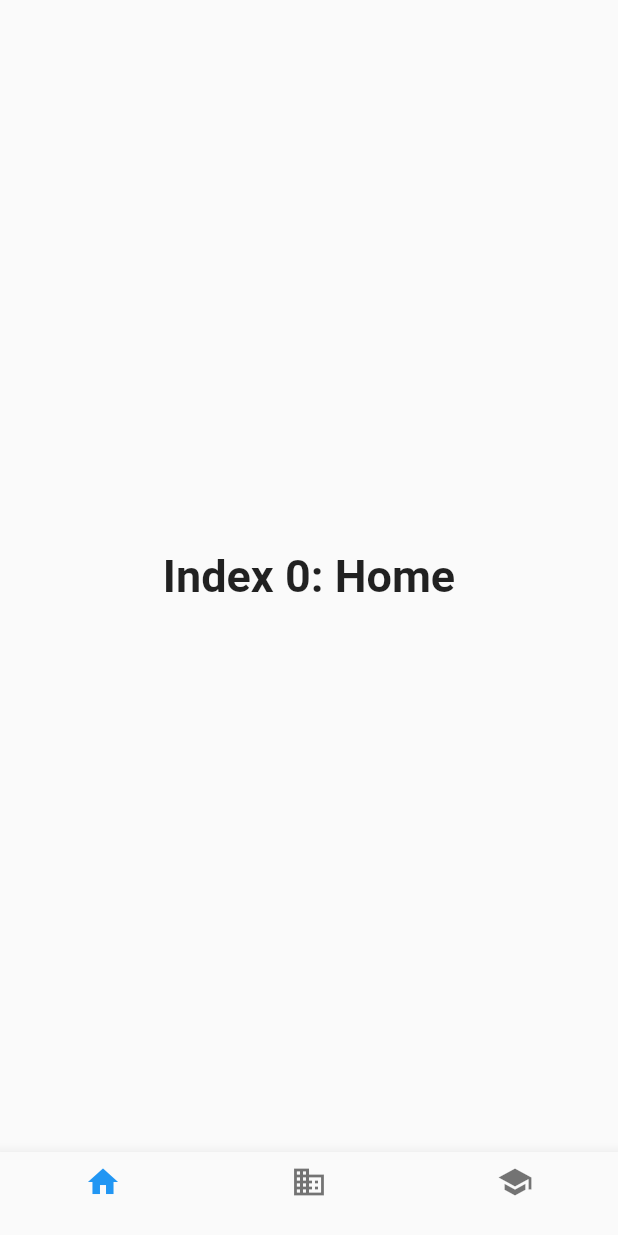
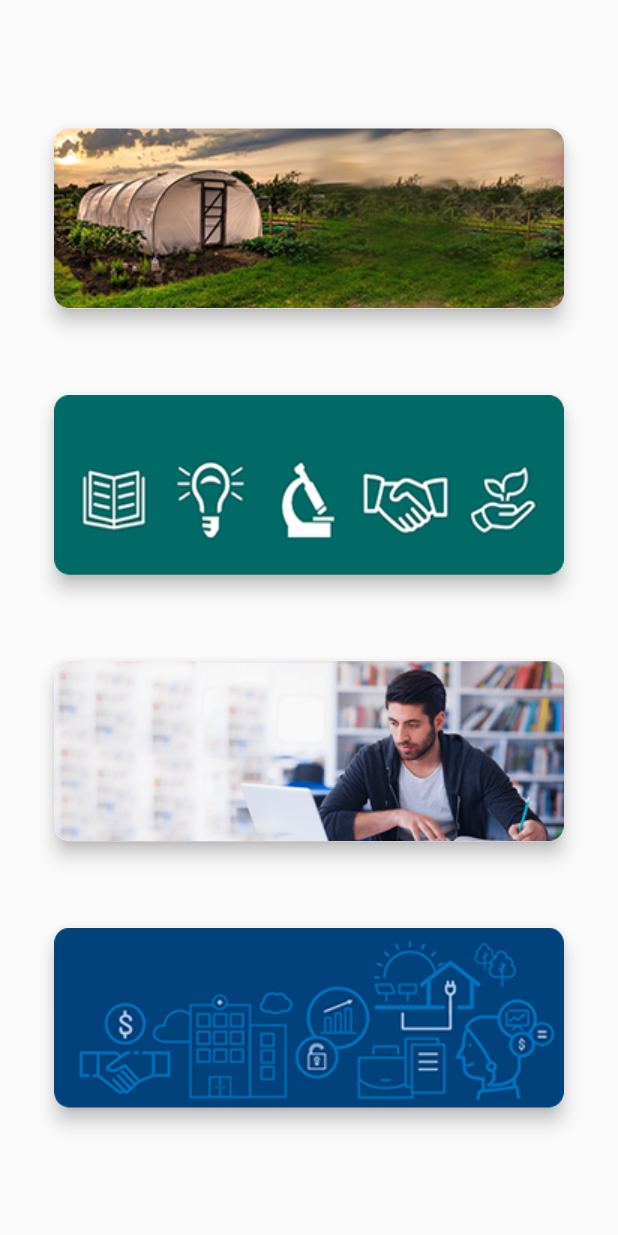
Before and after one commit to rafiandria23/agried-mobile, a Flutter app: the HomeScreen screen opened directly, on a phone screen of 412 x 824 dp. Run offline on Flutter 3.47's test engine with Material 2 defaults, Android fonts, the phone set to English and light mode, and no system bars.

Commit message:
Added assets (images and icons), created LandingScreen, and HomeCard.

```diff
--- /dev/null
+++ b/lib/components/home_card.dart
@@ -0,0 +1,23 @@
+import 'package:flutter/material.dart';
+
+class HomeCard extends StatelessWidget {
+  HomeCard(
+      {@required this.backgroundImage,
+      @required this.title,
+      @required this.onPressed});
+
+  final AssetImage backgroundImage;
+  final Widget title;
+  final VoidCallback onPressed;
+
+  @override
+  Widget build(BuildContext context) {
+    return Card(
+      semanticContainer: true,
+      clipBehavior: Clip.antiAliasWithSaveLayer,
+      child: Image(image: backgroundImage, fit: BoxFit.fill),
+      shape: RoundedRectangleBorder(borderRadius: BorderRadius.circular(10.0)),
+      elevation: 5,
+    );
+  }
+}
--- a/lib/screens/home.dart
+++ b/lib/screens/home.dart
@@ -1,4 +1,5 @@
 import 'package:flutter/material.dart';
+import 'package:agri_ed_mobile/components/home_card.dart';
 
 class HomeScreen extends StatefulWidget {
   HomeScreen({Key key}) : super(key: key);
@@ -8,56 +9,39 @@ class HomeScreen extends StatefulWidget {
 }
 
 class _HomeScreenState extends State<HomeScreen> {
-  int _selectedIdx = 0;
-
-  static const TextStyle optionStyle =
-      TextStyle(fontSize: 30, fontWeight: FontWeight.bold);
-
-  static const List<Widget> _widgetOptions = <Widget>[
-    Text(
-      'Index 0: Home',
-      style: optionStyle,
+  static List<HomeCard> _homeCards = <HomeCard>[
+    HomeCard(
+      title: Text('Modules'),
+      backgroundImage: AssetImage('assets/images/modules_card_bg.png'),
+      onPressed: () {},
     ),
-    Text(
-      'Index 1: Business',
-      style: optionStyle,
+    HomeCard(
+      title: Text('Resources'),
+      backgroundImage: AssetImage('assets/images/resources_card_bg.png'),
+      onPressed: () {},
     ),
-    Text(
-      'Index 2: School',
-      style: optionStyle,
+    HomeCard(
+      title: Text('Reporting'),
+      backgroundImage: AssetImage('assets/images/reporting_card_bg.png'),
+      onPressed: () {},
     ),
+    HomeCard(
+      title: Text('Private Sector'),
+      backgroundImage: AssetImage('assets/images/private_sector_card_bg.png'),
+      onPressed: () {},
+    )
   ];
-
-  void _onItemTapped(int idx) {
-    setState(() {
-      _selectedIdx = idx;
-    });
-  }
 
   @override
   Widget build(BuildContext context) {
     return Scaffold(
-      body: Center(
-        child: _widgetOptions.elementAt(_selectedIdx),
-      ),
-      bottomNavigationBar: BottomNavigationBar(
-        items: const <BottomNavigationBarItem>[
-          BottomNavigationBarItem(
-            icon: Icon(Icons.home),
-            label: '',
-          ),
-          BottomNavigationBarItem(
-            icon: Icon(Icons.business),
-            label: '',
-          ),
-          BottomNavigationBarItem(
-            icon: Icon(Icons.school),
-            label: '',
-          ),
-        ],
-        currentIndex: _selectedIdx,
-        selectedItemColor: Colors.blue,
-        onTap: _onItemTapped,
+      body: Padding(
+        padding: const EdgeInsets.all(32.0),
+        child: Column(
+          mainAxisAlignment: MainAxisAlignment.spaceEvenly,
+          crossAxisAlignment: CrossAxisAlignment.center,
+          children: _homeCards,
+        ),
       ),
     );
   }
--- a/lib/screens/signin.dart
+++ b/lib/screens/signin.dart
@@ -1,5 +1,5 @@
 import 'package:flutter/material.dart';
-import 'package:agri_ed_mobile/screens/home.dart';
+import 'package:agri_ed_mobile/screens/landing.dart';
 
 class SignInScreen extends StatefulWidget {
   SignInScreen({Key key}) : super(key: key);
@@ -94,8 +94,8 @@ class _SignInScreenState extends State<SignInScreen> {
           } else if (_password != 'agried123') {
             print('Wrong email or password!');
           } else {
-            Navigator.push(
-                context, MaterialPageRoute(builder: (context) => HomeScreen()));
+            Navigator.push(context,
+                MaterialPageRoute(builder: (context) => LandingScreen()));
           }
         }
       },
```
Also changed, not shown: lib/screens/landing.dart (added, +81 -0 lines), pubspec.yaml (+4 -10 lines), assets/icons/icon01.png (added), assets/icons/icon02.png (added), assets/icons/icon03.png (added), assets/icons/icon04.png (added), assets/icons/icon05.png (added), assets/icons/icon06.png (added), assets/images/modules_card_bg.png (added), assets/images/private_sector_card_bg.png (added), assets/images/reporting_card_bg.png (added), assets/images/resources_card_bg.png (added).
